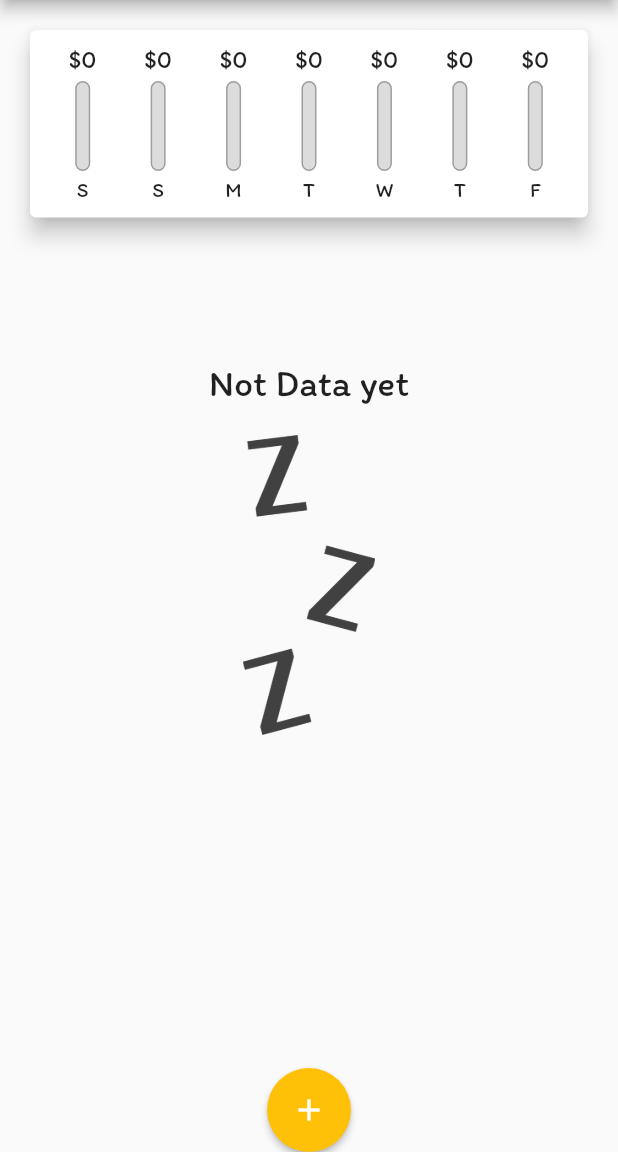
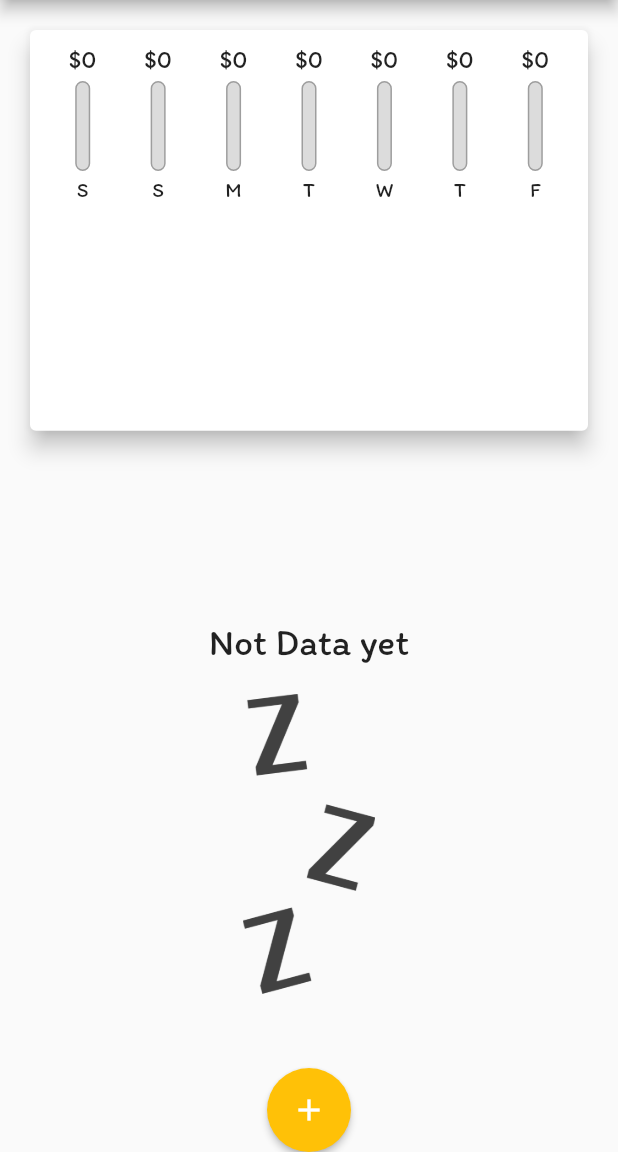
Before and after one commit to ghettobeats/FlutLab_app_udemy, a Flutter app: the screen it shows after launch, on a phone screen of 412 x 824 dp, the part 84-1236 px from its top. Run offline on Flutter 3.47's test engine with Material 2 defaults, Android fonts, the phone set to English and light mode, and no system bars.

Commit message:
Calculing sizes Dynamically | MediaQuery

```diff
--- a/lib/main.dart
+++ b/lib/main.dart
@@ -85,8 +85,8 @@ class _MyHomePageState extends State<MyHomePage> {
   }
 
   @override
-  Widget build(BuildContext context) => Scaffold(
-        appBar: AppBar(
+  Widget build(BuildContext context) {
+    final appbar = AppBar(
       // The title text which will be shown on the action bar
       title: Text(widget.title),
       actions: [
@@ -96,13 +96,27 @@ class _MyHomePageState extends State<MyHomePage> {
               Icons.add,
             ))
       ],
-        ),
+    );
+    return Scaffold(
+      appBar: appbar,
       body: SingleChildScrollView(
         child: Column(
-            crossAxisAlignment: CrossAxisAlignment.center,
+          crossAxisAlignment: CrossAxisAlignment.stretch,
           children: [
-              Chart(recentTransactions),
-              TransactionList(_userTransactions, _deleteTransaction),
+            Container(
+              height: (MediaQuery.of(context).size.height -
+                      appbar.preferredSize.height -
+                      MediaQuery.of(context).padding.top) *
+                  0.4,
+              child: Chart(recentTransactions),
+            ),
+            Container(
+              height: (MediaQuery.of(context).size.height -
+                      appbar.preferredSize.height -
+                      MediaQuery.of(context).padding.top) *
+                  0.6,
+              child: TransactionList(_userTransactions, _deleteTransaction),
+            ),
           ],
         ),
       ),
@@ -117,3 +131,4 @@ class _MyHomePageState extends State<MyHomePage> {
           )),
     );
   }
+}
--- a/lib/widgets/transaction_list.dart
+++ b/lib/widgets/transaction_list.dart
@@ -10,9 +10,7 @@ class TransactionList extends StatelessWidget {
   TransactionList(this.userTransactions, this.deleteTransaction);
 
   @override
-  Widget build(BuildContext context) => Container(
-        height: 400,
-        child: userTransactions.isEmpty
+  Widget build(BuildContext context) => userTransactions.isEmpty
       ? Column(
           mainAxisAlignment: MainAxisAlignment.center,
           children: [
@@ -48,17 +46,15 @@ class TransactionList extends StatelessWidget {
               ),
               title: Text(userTransactions[index].title,
                   style: Theme.of(context).textTheme.bodyLarge),
-                    subtitle: Text(DateFormat.yMMMd()
-                        .format(userTransactions[index].date)),
+              subtitle:
+                  Text(DateFormat.yMMMd().format(userTransactions[index].date)),
               trailing: IconButton(
-                      onPressed: () =>
-                          deleteTransaction(userTransactions[index].id),
+                onPressed: () => deleteTransaction(userTransactions[index].id),
                 icon: Icon(Icons.delete),
                 color: Theme.of(context).errorColor,
               ),
             ),
           ),
           itemCount: userTransactions.length,
-              ),
         );
 }
```
Lines whose indentation alone changed are shown as unchanged.
